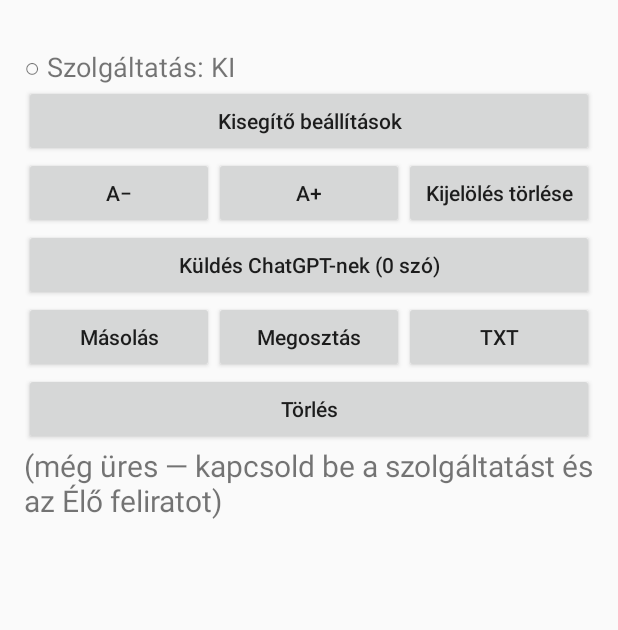
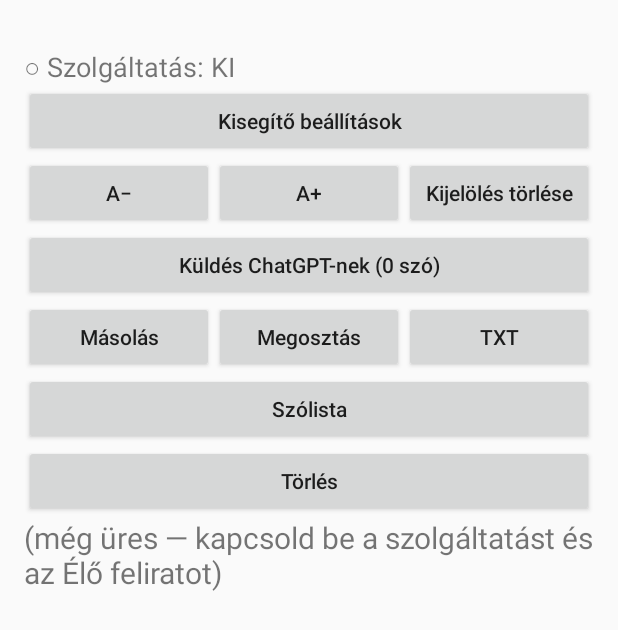
Before and after one commit to rusbp2023/lt, an Android app: the screen it shows after launch (MainActivity), on a phone screen of 412 x 824 dp. Shown: the top 630 px of the screen. Run offline under Robolectric (Android 15) with nearby library versions, the phone set to English and light mode, and no system bars.

Commit message:
Add files via upload

```diff
--- a/app/src/main/java/hu/example/captionlog/MainActivity.kt
+++ b/app/src/main/java/hu/example/captionlog/MainActivity.kt
@@ -97,6 +97,7 @@ class MainActivity : Activity() {
             btn("Megosztás") { share() },
             btn("TXT") { exportTxt() }
         )
+        row(btn("Szólista") { startActivity(Intent(this, WordListActivity::class.java)) })
         row(btn("Törlés") {
             CaptionService.clear(this)
             selected.clear()
```
